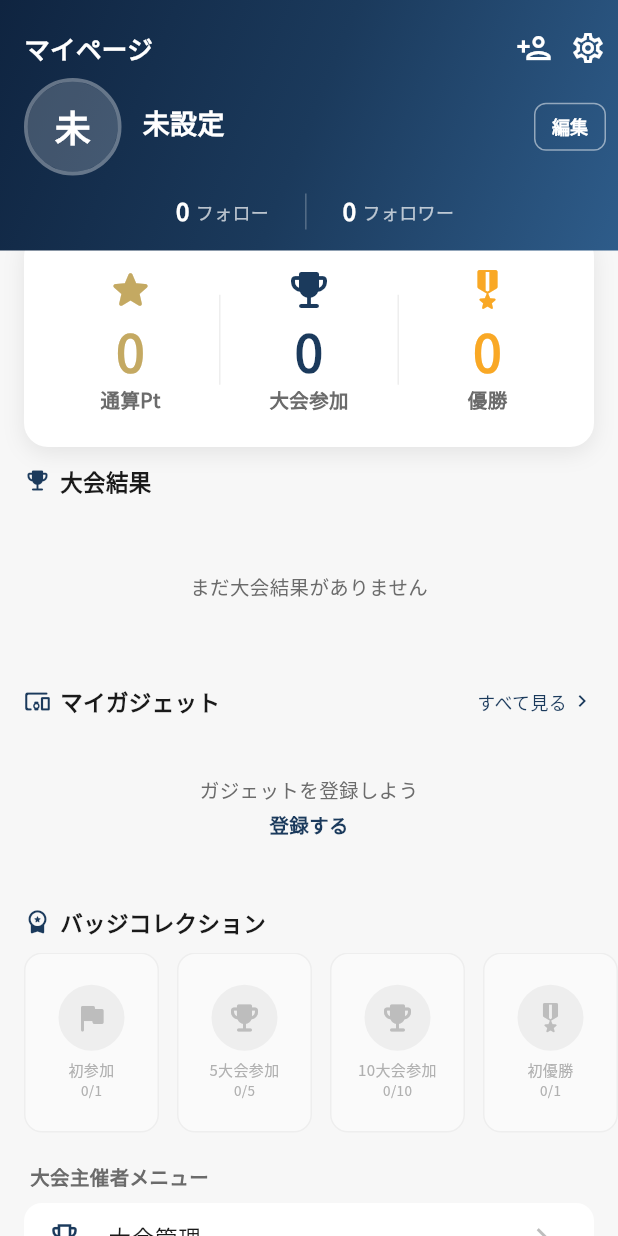
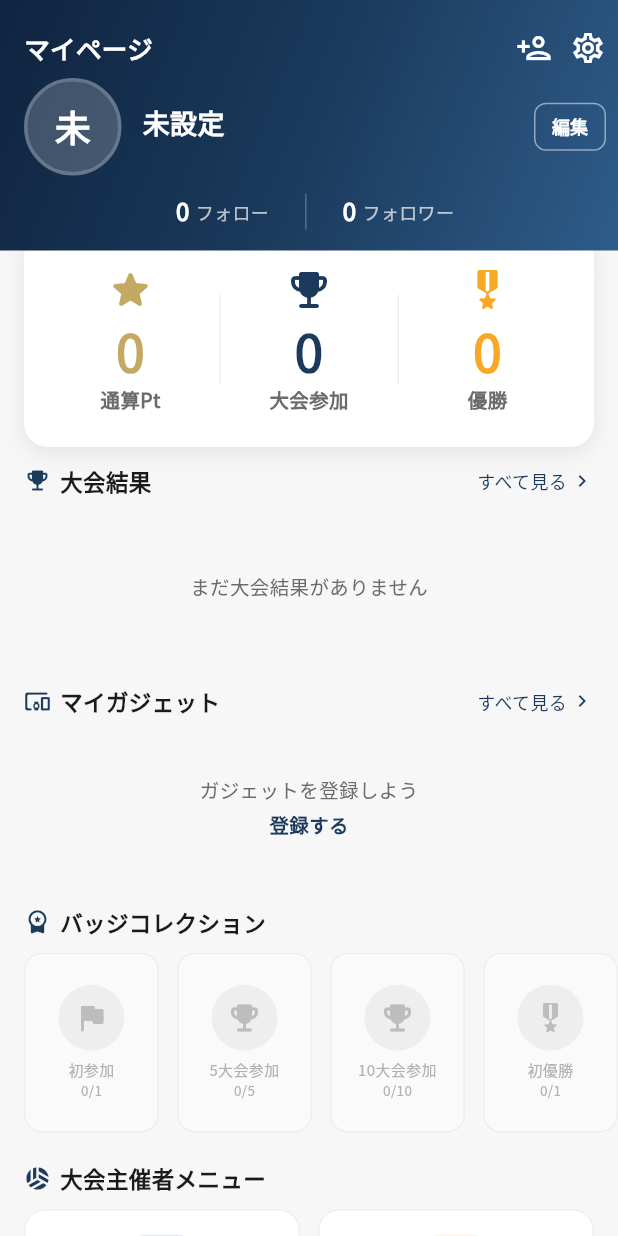
Before and after one commit to sofvo-dev/sofvo, a Flutter app: the MyPageScreen screen opened directly, on a phone screen of 412 x 824 dp. Run offline on Flutter 3.47's test engine with Material 3 defaults, Android fonts, the phone set to English and light mode, and no system bars; our stand-ins replace cached_network_image, cloud_firestore, csv, file_picker, firebase_auth, firebase_core and 12 more; missing offline and left inert: dart:js_interop, mobile_scanner; accounts and stored records are empty; network calls fail.

Commit message:
マイページのメニューをカード型に変更し、履歴・記録を大会結果に統合
- 大会主催者メニュー/みんなのツールをアイコン付きカード型UIに変更
- 履歴・記録セクションを削除し、大会結果に「すべて見る」→参加大会履歴を追加

https://claude.ai/code/session_0116u9hQCw1ZhLETzN8my8yT

```diff
--- a/lib/screens/profile/my_page_screen.dart
+++ b/lib/screens/profile/my_page_screen.dart
@@ -244,6 +244,8 @@ class MyPageScreen extends StatelessWidget {
                       context: context,
                       title: '大会結果',
                       icon: Icons.emoji_events_rounded,
+                      seeAllTap: () => Navigator.push(context,
+                          MaterialPageRoute(builder: (_) => const TournamentHistoryScreen())),
                       child: _TournamentCardsRow(userId: user.uid),
                     ),
                     const SizedBox(height: 16),
@@ -270,57 +272,71 @@ class MyPageScreen extends StatelessWidget {
 
                     const SizedBox(height: 4),
 
-                    // ── 大会主催者メニュー ──
-                    Padding(
-                      padding: const EdgeInsets.symmetric(horizontal: 16),
-                      child: _buildSectionLabel('大会主催者メニュー'),
+                    // ── 大会主催者メニュー（カード型） ──
+                    _buildCardSection(
+                      context: context,
+                      title: '大会主催者メニュー',
+                      icon: Icons.sports_volleyball_rounded,
+                      child: Padding(
+                        padding: const EdgeInsets.symmetric(horizontal: 16),
+                        child: Row(
+                          children: [
+                            Expanded(
+                              child: _buildMenuCard(
+                                icon: Icons.emoji_events_outlined,
+                                title: '大会管理',
+                                subtitle: '大会の作成・運営',
+                                color: AppTheme.primaryColor,
+                                onTap: () => Navigator.push(context, MaterialPageRoute(builder: (_) => const TournamentManagementScreen())),
+                              ),
+                            ),
+                            const SizedBox(width: 12),
+                            Expanded(
+                              child: _buildMenuCard(
+                                icon: Icons.card_giftcard_outlined,
+                                title: '景品をさがす',
+                                subtitle: '景品アイデア共有',
+                                color: Colors.orange,
+                                onTap: () => Navigator.push(context, MaterialPageRoute(builder: (_) => const PrizeSearchScreen())),
+                              ),
+                            ),
+                          ],
+                        ),
+                      ),
                     ),
-                    const SizedBox(height: 8),
-                    Padding(
-                      padding: const EdgeInsets.symmetric(horizontal: 16),
-                      child: _buildMenuGroup([
-                        _MenuItemData(Icons.emoji_events_outlined, '大会管理', () {
-                          Navigator.push(context, MaterialPageRoute(builder: (_) => const TournamentManagementScreen()));
-                        }),
-                        _MenuItemData(Icons.card_giftcard_outlined, '景品をさがす', () {
-                          Navigator.push(context, MaterialPageRoute(builder: (_) => const PrizeSearchScreen()));
-                        }),
-                      ]),
-                    ),
-                    const SizedBox(height: 20),
-
-                    // ── みんなのツール ──
-                    Padding(
-                      padding: const EdgeInsets.symmetric(horizontal: 16),
-                      child: _buildSectionLabel('みんなのツール'),
-                    ),
-                    const SizedBox(height: 8),
-                    Padding(
-                      padding: const EdgeInsets.symmetric(horizontal: 16),
-                      child: _buildMenuGroup([
-                        _MenuItemData(Icons.person_search_outlined, 'メンバー募集管理', () {
-                          Navigator.push(context, MaterialPageRoute(builder: (_) => const RecruitmentManagementScreen()));
-                        }),
-                        _MenuItemData(Icons.location_city_outlined, '会場を登録・検索', () {
-                          Navigator.push(context, MaterialPageRoute(builder: (_) => const VenueSearchScreen()));
-                        }),
-                      ]),
-                    ),
-                    const SizedBox(height: 20),
-
-                    // ── 履歴・記録 ──
-                    Padding(
-                      padding: const EdgeInsets.symmetric(horizontal: 16),
-                      child: _buildSectionLabel('履歴・記録'),
-                    ),
-                    const SizedBox(height: 8),
-                    Padding(
-                      padding: const EdgeInsets.symmetric(horizontal: 16),
-                      child: _buildMenuGroup([
-                        _MenuItemData(Icons.history_rounded, '参加大会履歴', () {
-                          Navigator.push(context, MaterialPageRoute(builder: (_) => const TournamentHistoryScreen()));
-                        }),
-                      ]),
+                    const SizedBox(height: 16),
+
+                    // ── みんなのツール（カード型） ──
+                    _buildCardSection(
+                      context: context,
+                      title: 'みんなのツール',
+                      icon: Icons.handyman_rounded,
+                      child: Padding(
+                        padding: const EdgeInsets.symmetric(horizontal: 16),
+                        child: Row(
+                          children: [
+                            Expanded(
+                              child: _buildMenuCard(
+                                icon: Icons.person_search_outlined,
+                                title: 'メンバー募集',
+                                subtitle: '仲間をさがす',
+                                color: Colors.teal,
+                                onTap: () => Navigator.push(context, MaterialPageRoute(builder: (_) => const RecruitmentManagementScreen())),
+                              ),
+                            ),
+                            const SizedBox(width: 12),
+                            Expanded(
+                              child: _buildMenuCard(
+                                icon: Icons.location_city_outlined,
+                                title: '会場さがす',
+                                subtitle: '登録・検索',
+                                color: Colors.indigo,
+                                onTap: () => Navigator.push(context, MaterialPageRoute(builder: (_) => const VenueSearchScreen())),
+                              ),
+                            ),
+                          ],
+                        ),
+                      ),
                     ),
                     const SizedBox(height: 16),
 
@@ -419,6 +435,44 @@ class MyPageScreen extends StatelessWidget {
                 ),
               ),
               Icon(Icons.chevron_right, color: Colors.grey[400], size: 22),
+            ],
+          ),
+        ),
+      ),
+    );
+  }
+
+  // ── メニューカード（カード型メニュー項目） ──
+  Widget _buildMenuCard({
+    required IconData icon, required String title, required String subtitle,
+    required Color color, required VoidCallback onTap,
+  }) {
+    return Material(
+      color: Colors.white,
+      borderRadius: BorderRadius.circular(14),
+      child: InkWell(
+        onTap: onTap,
+        borderRadius: BorderRadius.circular(14),
+        child: Container(
+          padding: const EdgeInsets.all(16),
+          decoration: BoxDecoration(
+            borderRadius: BorderRadius.circular(14),
+            border: Border.all(color: Colors.grey[200]!),
+          ),
+          child: Column(
+            children: [
+              Container(
+                width: 44, height: 44,
+                decoration: BoxDecoration(
+                  color: color.withValues(alpha: 0.1),
+                  borderRadius: BorderRadius.circular(12),
+                ),
+                child: Icon(icon, color: color, size: 24),
+              ),
+              const SizedBox(height: 10),
+              Text(title, style: const TextStyle(fontSize: 14, fontWeight: FontWeight.bold, color: AppTheme.textPrimary)),
+              const SizedBox(height: 2),
+              Text(subtitle, style: TextStyle(fontSize: 11, color: AppTheme.textSecondary)),
             ],
           ),
         ),
```
